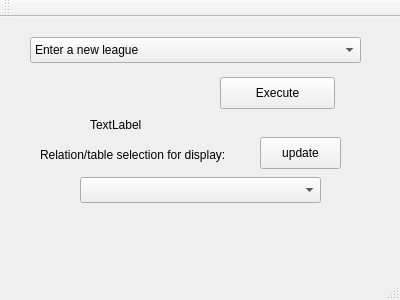
First picture: the form in SportsStat/mainwindow.ui, repository harumhl/MaroonGoonsRDBMS, before the edit.
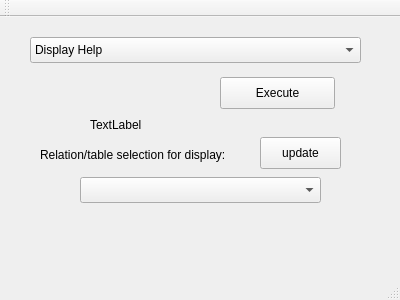
Second picture: the form after the edit.

```diff
--- a/SportsStat/mainwindow.ui
+++ b/SportsStat/mainwindow.ui
@@ -25,7 +25,7 @@
     </property>
     <item>
      <property name="text">
-      <string>Enter a new league</string>
+      <string>Display Help</string>
      </property>
     </item>
     <item>
```
Left out of the diff: 7 changed lines with no effect on the pictures.
